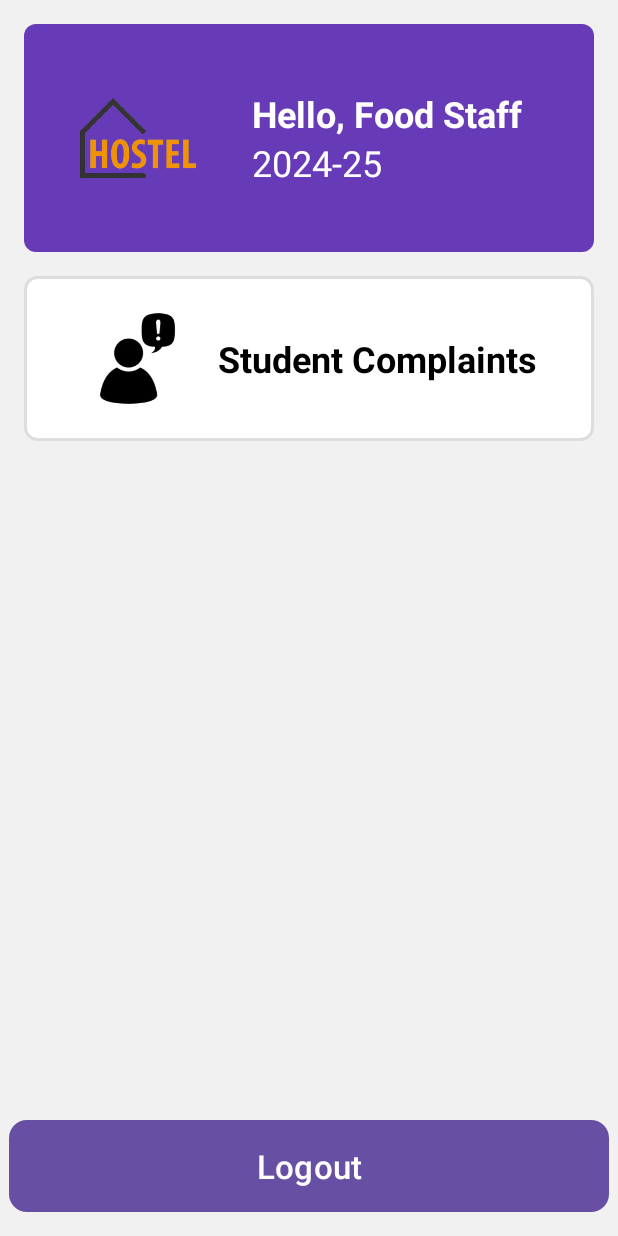
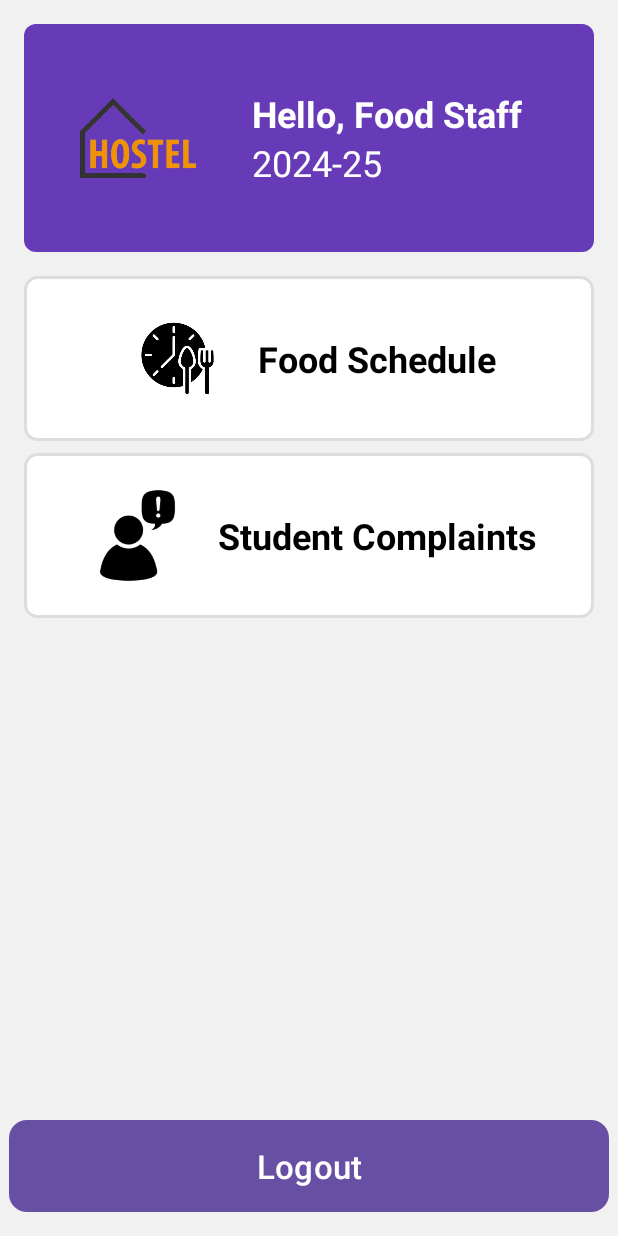
Before and after one commit to itsme3030/Hostel-Management-App, an Android app: the Foodstaffhomeactivity screen opened directly, with no data from a screen before it, on a phone screen of 412 x 824 dp. Run offline under Robolectric (Android 15) with nearby library versions, the light colour scheme and no system bars.

Commit message:
added foodschedule from food-department side

```diff
--- a/app/src/main/AndroidManifest.xml
+++ b/app/src/main/AndroidManifest.xml
@@ -12,6 +12,9 @@
         android:supportsRtl="true"
         android:theme="@style/Theme.HostelHomes"
         tools:targetApi="31">
+        <activity
+            android:name=".FoodstaffFoodSchedule"
+            android:exported="false" />
         <activity
             android:name=".Supervisorhomeactivity"
             android:exported="false" />
--- a/app/src/main/java/com/example/hostelhomes/Foodstaffhomeactivity.java
+++ b/app/src/main/java/com/example/hostelhomes/Foodstaffhomeactivity.java
@@ -5,6 +5,7 @@ import android.content.SharedPreferences;
 import android.os.Bundle;
 import android.view.View;
 import android.widget.Button;
+import android.widget.LinearLayout;
 import android.widget.Toast;
 
 import androidx.activity.EdgeToEdge;
@@ -16,12 +17,28 @@ import androidx.core.view.WindowInsetsCompat;
 public class Foodstaffhomeactivity extends AppCompatActivity {
     SharedPreferences sharedPreferences;
     private static final String PREFS_NAME = "LoginPrefs";
-
+    LinearLayout foodScheduleSection, complaintSection;
     @Override
     protected void onCreate(Bundle savedInstanceState) {
         super.onCreate(savedInstanceState);
         EdgeToEdge.enable(this);
         setContentView(R.layout.activity_foodstaffhomeactivity);
+
+        foodScheduleSection = findViewById(R.id.foodScheduleSection);
+        complaintSection = findViewById(R.id.complaintSection);
+
+        foodScheduleSection.setOnClickListener(new View.OnClickListener() {
+            @Override
+            public void onClick(View view) {
+                Intent i1 = new Intent(Foodstaffhomeactivity.this, FoodstaffFoodSchedule.class);
+                startActivity(i1);
+            }
+        });
+
+
+
+
+
 
         // Set up logout button
         sharedPreferences = getSharedPreferences(PREFS_NAME, MODE_PRIVATE);
@@ -32,7 +49,6 @@ public class Foodstaffhomeactivity extends AppCompatActivity {
                 Toast.makeText(Foodstaffhomeactivity.this, "You are logged out", Toast.LENGTH_SHORT).show();
 
                 // Clear login status in SharedPreferences
-
                 SharedPreferences.Editor editor = sharedPreferences.edit();
                 editor.putBoolean("loggedIn", false);
                 editor.apply();
--- a/app/src/main/res/layout/activity_foodstaffhomeactivity.xml
+++ b/app/src/main/res/layout/activity_foodstaffhomeactivity.xml
@@ -65,6 +65,34 @@
                 android:layout_marginTop="16dp"
                 android:orientation="vertical">
 
+
+                <!-- Food Schedule section card -->
+                <LinearLayout
+                    android:id="@+id/foodScheduleSection"
+                    android:layout_width="match_parent"
+                    android:layout_height="110dp"
+                    android:layout_marginBottom="8dp"
+                    android:background="@drawable/section_bg"
+                    android:orientation="horizontal"
+                    android:padding="16dp"
+                    android:gravity="center">
+
+                    <ImageView
+                        android:layout_width="75dp"
+                        android:layout_height="75dp"
+                        android:src="@drawable/foodschedule"
+                        android:layout_marginEnd="16dp" />
+
+                    <TextView
+                        android:layout_width="wrap_content"
+                        android:layout_height="wrap_content"
+                        android:text="Food Schedule"
+                        android:textColor="@android:color/black"
+                        android:textSize="24sp"
+                        android:textStyle="bold" />
+                </LinearLayout>
+
+
                 <!-- Complaints Section -->
                 <LinearLayout
                     android:id="@+id/complaintSection"
@@ -90,6 +118,8 @@
                         android:textSize="24sp"
                         android:textStyle="bold" />
                 </LinearLayout>
+
+
             </LinearLayout>
         </LinearLayout>
 
```
Also changed, not shown: app/src/main/java/com/example/hostelhomes/FoodstaffFoodSchedule.java (added, +20 -0 lines), app/src/main/res/layout/activity_foodstaff_food_schedule.xml (added, +10 -0 lines).
